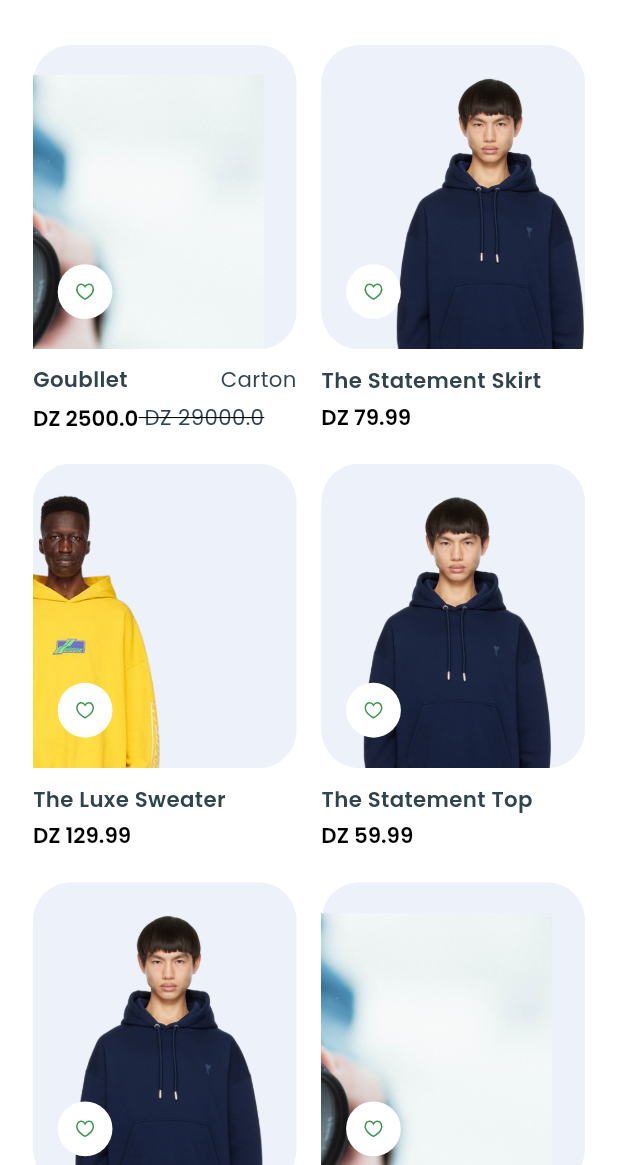
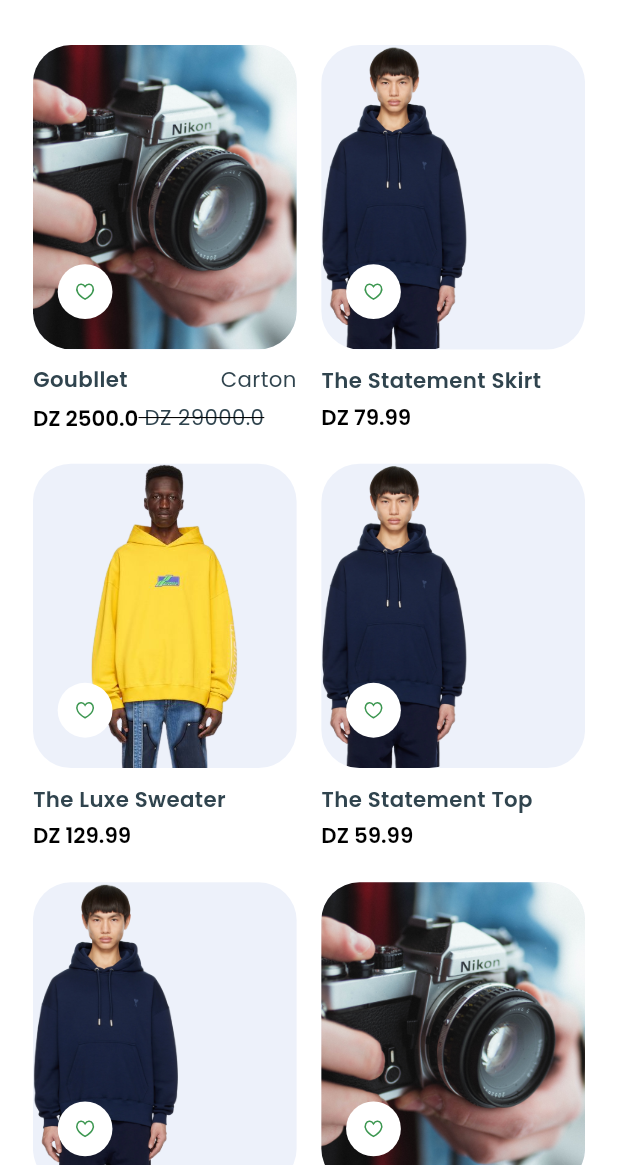
Before and after one commit to azzouzin/optischop, a Flutter app: the HomeView screen opened by its route, on a phone screen of 412 x 824 dp, the part 71-1236 px from its top. Run offline on Flutter 3.47's test engine with Material 3 defaults, Android fonts, the phone set to English and light mode, and no system bars; drawn by our look-alikes of flutter_animate; our stand-ins replace carousel_slider, cloud_firestore, dio, firebase_auth, firebase_core, firebase_storage and 7 more; missing offline and left inert: dart:js_util; accounts and stored records are empty; generated files the repository leaves out were written again; project files that could hold a hidden picture were left out.

Commit message:
product item card image fix

```diff
--- a/lib/app/components/product_item.dart
+++ b/lib/app/components/product_item.dart
@@ -34,16 +34,19 @@ class ProductItem extends StatelessWidget {
                     borderRadius: BorderRadius.circular(25.r),
                   ),
                 ),
-                Positioned(
-                  right: product.id == 2 ? 0 : 20.w,
-                  bottom: -80.h,
-                  child: Image.asset(product.images!.first, height: 260.h)
-                      .animate()
-                      .slideX(
-                        duration: const Duration(milliseconds: 200),
-                        begin: 1,
-                        curve: Curves.easeInSine,
-                      ),
+                ClipRRect(
+                  borderRadius: BorderRadius.circular(25.r),
+                  child: Positioned.fill(
+                    child: Image.asset(
+                      product.images!.first,
+                      height: 200.h,
+                      fit: BoxFit.cover,
+                    ).animate().slideX(
+                          duration: const Duration(milliseconds: 200),
+                          begin: 1,
+                          curve: Curves.easeInSine,
+                        ),
+                  ),
                 ),
                 Positioned(
                   left: 15.w,
--- a/lib/app/modules/product_details/controllers/product_details_controller.dart
+++ b/lib/app/modules/product_details/controllers/product_details_controller.dart
@@ -1,3 +1,5 @@
+import 'dart:js_util';
+
 import 'package:flutter/material.dart';
 import 'package:get/get.dart';
 
@@ -22,8 +24,9 @@ class ProductDetailsController extends GetxController {
 
   /// change the selected size
   changeQty(int addedQte) {
-    qtyController.text =
-        (int.parse(qtyController.text.isEmpty ? "0" : qtyController.text) +
+    qtyController.text = addedQte == -1 && qtyController.text == "0"
+        ? "0"
+        : (int.parse(qtyController.text.isEmpty ? "0" : qtyController.text) +
                 addedQte)
             .toString();
     update();
```
